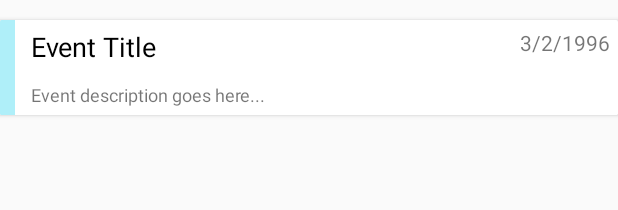
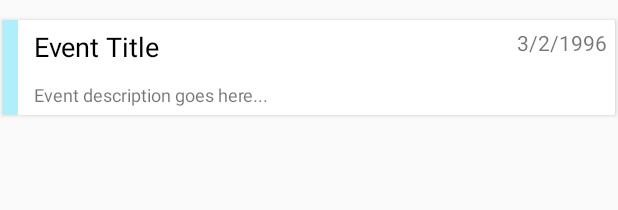
Before and after one commit to swamphacks/2017-Mobile-Android, an Android app: the layout announcement_list_item.xml on its own in the app's theme, with its tools: preview values and no code run, on a phone screen of 412 x 824 dp. Shown: the top 210 px of the screen. Run offline under Robolectric (Android 15) with nearby library versions, the phone set to English and light mode, and no system bars.

Commit message:
some more styling and bug fixes

```diff
--- a/app/src/main/java/com/swamphacks/swamphacks_android/events/EventsFragment.java
+++ b/app/src/main/java/com/swamphacks/swamphacks_android/events/EventsFragment.java
@@ -276,7 +276,7 @@ public class EventsFragment extends Fragment implements WeekView.EventClickListe
                 return 1;
             case "food":
                 return 2;
-            case "tech talk":
+            case "techtalk":
                 return 3;
             case "other":
                 return 4;
@@ -297,9 +297,9 @@ public class EventsFragment extends Fragment implements WeekView.EventClickListe
     public int getEventColor(int eventType) {
         switch (eventType) {
             case 0: // Logistics
-                return ContextCompat.getColor(getActivity(), R.color.event_blue);
+                return ContextCompat.getColor(getActivity(), R.color.event_red);
             case 1: // Social
-                return ContextCompat.getColor(getActivity(), R.color.event_red);
+                return ContextCompat.getColor(getActivity(), R.color.event_green);
             case 2: // Food
                 return ContextCompat.getColor(getActivity(), R.color.event_orange);
             case 3: // Tech Talk
--- a/app/src/main/res/layout/announcement_list_item.xml
+++ b/app/src/main/res/layout/announcement_list_item.xml
@@ -3,8 +3,8 @@
     xmlns:app="http://schemas.android.com/apk/res-auto" android:layout_width="match_parent"
     android:layout_height="wrap_content" android:id="@+id/card_view"
     android:layout_marginTop="13dp"
-    android:layout_marginLeft="0dp"
-    android:layout_marginRight="0dp"
+    android:layout_marginLeft="2dp"
+    android:layout_marginRight="2dp"
     android:background="@color/white"
     app:cardCornerRadius="1dp"
     app:cardElevation="2dp">
```
